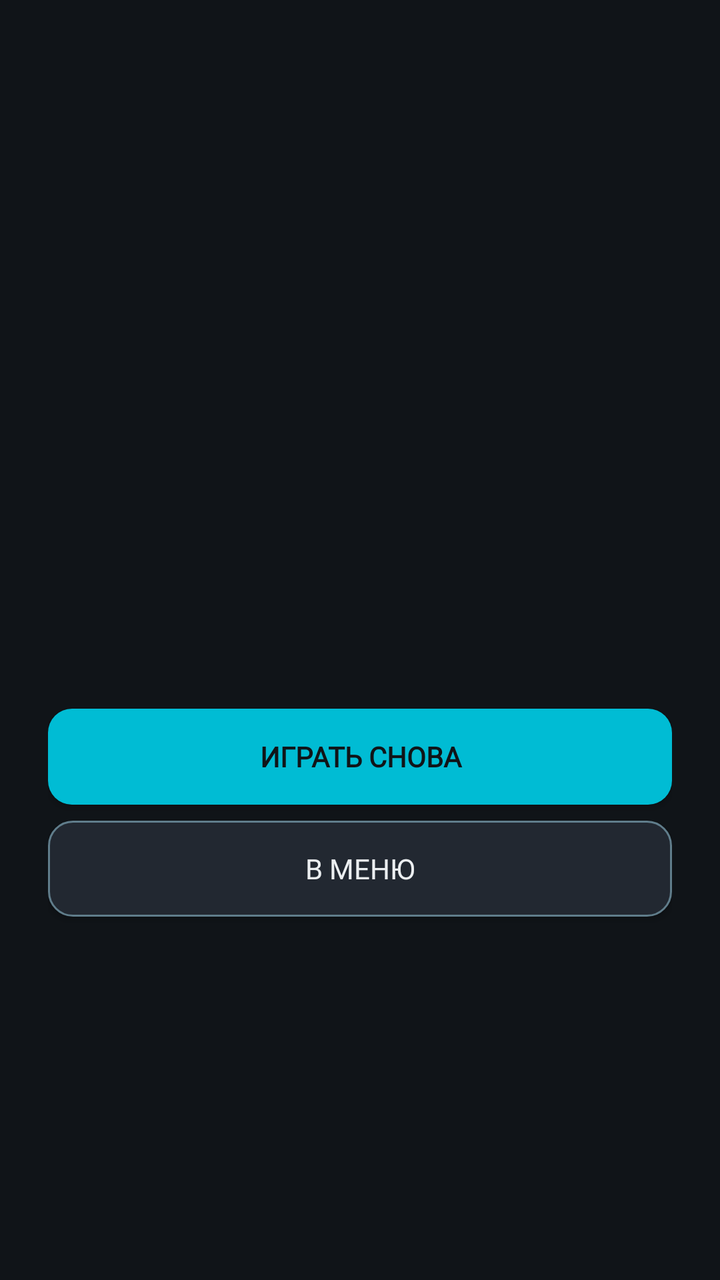
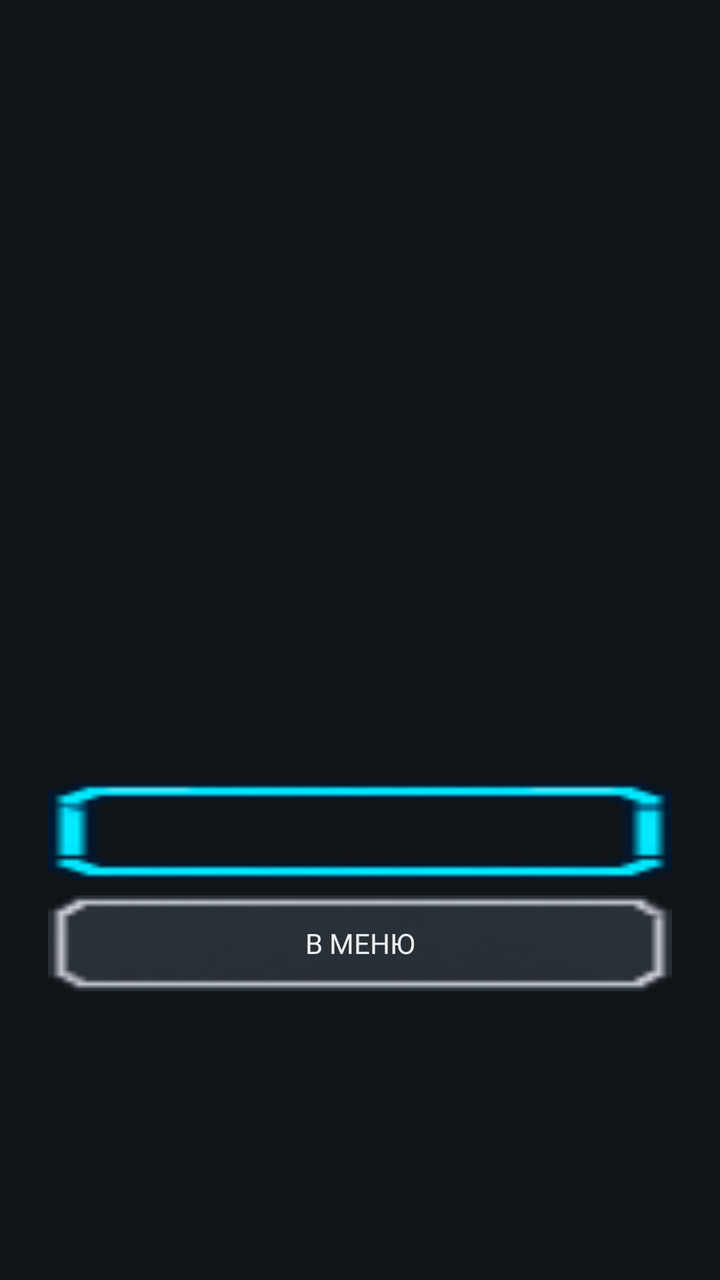

Compare the two renders of this Android layout. The source of the first and the diff that turns it into the second are given below.
<!-- AndroidManifest.xml: application theme Theme.MinesweeperEvolution -->
<!-- res/layout/dialog_game_over.xml -->
<?xml version="1.0" encoding="utf-8"?>
<LinearLayout xmlns:android="http://schemas.android.com/apk/res/android"
    android:layout_width="match_parent"
    android:layout_height="wrap_content"
    android:orientation="vertical"
    android:padding="24dp"
    android:gravity="center">

    <TextView
        android:id="@+id/tvResultIcon"
        android:layout_width="wrap_content"
        android:layout_height="wrap_content"
        android:textSize="64sp" />

    <TextView
        android:id="@+id/tvResultTitle"
        android:layout_width="wrap_content"
        android:layout_height="wrap_content"
        android:fontFamily="@font/press_start_2p"
        android:textColor="@color/text_primary"
        android:textSize="16sp"
        android:maxLines="2"
        android:gravity="center"
        android:layout_marginTop="12dp" />

    <TextView
        android:id="@+id/tvResultDetails"
        android:layout_width="wrap_content"
        android:layout_height="wrap_content"
        android:fontFamily="@font/vt323"
        android:textColor="@color/text_secondary"
        android:textSize="16sp"
        android:layout_marginTop="8dp"
        android:gravity="center" />

    <Button
        android:id="@+id/btnPlayAgain"
        android:layout_width="match_parent"
        android:layout_height="wrap_content"
        android:layout_marginTop="24dp"
        android:background="@drawable/bg_button_primary"
        android:fontFamily="@font/pixelify_sans"
        android:text="@string/play_again"
        android:textColor="@color/bg_dark"
        android:textStyle="bold" />

    <Button
        android:id="@+id/btnToMenu"
        android:layout_width="match_parent"
        android:layout_height="wrap_content"
        android:layout_marginTop="8dp"
        android:background="@drawable/bg_button_secondary"
        android:fontFamily="@font/pixelify_sans"
        android:text="@string/to_menu"
        android:textColor="@color/text_primary" />
</LinearLayout>
<!-- resources referenced by this layout -->
<resources>
  <color name="bg_dark">#FF101418</color>
  <color name="text_primary">#FFECEFF1</color>
  <color name="text_secondary">#FFB0BEC5</color>
  <!-- drawable bg_button_primary (drawable) -->
  <?xml version="1.0" encoding="utf-8"?>
  <selector xmlns:android="http://schemas.android.com/apk/res/android">
      
      <item android:state_pressed="true">
          <shape android:shape="rectangle">
              <solid android:color="@color/accent_2"/>
              <corners android:radius="12dp"/>
          </shape>
      </item>
      
      <item>
          <shape android:shape="rectangle">
              <solid android:color="@color/accent"/>
              <corners android:radius="12dp"/>
          </shape>
      </item>
  </selector>
  <!-- drawable bg_button_secondary (drawable) -->
  <?xml version="1.0" encoding="utf-8"?>
  <selector xmlns:android="http://schemas.android.com/apk/res/android">
      
      <item android:state_selected="true">
          <shape android:shape="rectangle">
              <solid android:color="@color/accent"/>
              <corners android:radius="12dp"/>
              <stroke android:width="1dp" android:color="@color/accent_2"/>
          </shape>
      </item>
      
      <item android:state_pressed="true">
          <shape android:shape="rectangle">
              <solid android:color="@color/bg_panel_alt"/>
              <corners android:radius="12dp"/>
              <stroke android:width="2dp" android:color="@color/accent"/>
          </shape>
      </item>
      
      <item>
          <shape android:shape="rectangle">
              <solid android:color="@color/bg_panel_alt"/>
              <corners android:radius="12dp"/>
              <stroke android:width="1dp" android:color="@color/text_dim"/>
          </shape>
      </item>
  </selector>
  <string name="play_again">Играть снова</string>
  <string name="to_menu">В меню</string>
  <style name="Theme.MinesweeperEvolution" parent="Theme.AppCompat.NoActionBar">
          <item name="colorPrimary">@color/accent</item>
          <item name="colorPrimaryDark">@color/accent_2</item>
          <item name="colorAccent">@color/accent</item>
          <item name="android:windowBackground">@color/bg_dark</item>
          <item name="android:textColorPrimary">@color/text_primary</item>
          <item name="android:textColorSecondary">@color/text_secondary</item>
          <item name="android:statusBarColor" tools:targetApi="l">@color/bg_dark</item>
          
          <item name="android:alertDialogTheme">@style/Theme.MinesweeperDialog</item>
          <item name="alertDialogTheme">@style/Theme.MinesweeperDialog</item>
      </style>
  <color name="accent_2">#FF26C6DA</color>
  <color name="accent">#FF00BCD4</color>
  <color name="bg_panel_alt">#FF222831</color>
  <color name="text_dim">#FF607D8B</color>
  <style name="Theme.MinesweeperDialog" parent="Theme.AppCompat.Dialog.Alert">
          <item name="android:windowBackground">@color/bg_panel</item>
          <item name="android:textColorPrimary">@color/text_primary</item>
          <item name="android:textColorSecondary">@color/text_secondary</item>
          <item name="colorAccent">@color/accent</item>
          <item name="android:buttonBarButtonStyle">@style/Widget.DialogButton</item>
      </style>
  <color name="bg_panel">#FF1A1F26</color>
  <style name="Widget.DialogButton" parent="Widget.AppCompat.Button.ButtonBar.AlertDialog">
          <item name="android:textColor">@color/accent</item>
      </style>
</resources>

<!-- the commit's change to res/layout/dialog_game_over.xml (unified diff, before → after) -->
@@ -6,11 +6,12 @@
     android:padding="24dp"
     android:gravity="center">
 
-    <TextView
-        android:id="@+id/tvResultIcon"
-        android:layout_width="wrap_content"
-        android:layout_height="wrap_content"
-        android:textSize="64sp" />
+    <ImageView
+        android:id="@+id/ivMascot"
+        android:layout_width="120dp"
+        android:layout_height="160dp"
+        android:layout_gravity="center"
+        android:scaleType="fitCenter" />
 
     <TextView
         android:id="@+id/tvResultTitle"
@@ -38,7 +39,7 @@
         android:layout_width="match_parent"
         android:layout_height="wrap_content"
         android:layout_marginTop="24dp"
-        android:background="@drawable/bg_button_primary"
+        android:background="@drawable/ui_button_active"
         android:fontFamily="@font/pixelify_sans"
         android:text="@string/play_again"
         android:textColor="@color/bg_dark"
@@ -49,7 +50,7 @@
         android:layout_width="match_parent"
         android:layout_height="wrap_content"
         android:layout_marginTop="8dp"
-        android:background="@drawable/bg_button_secondary"
+        android:background="@drawable/ui_button_normal"
         android:fontFamily="@font/pixelify_sans"
         android:text="@string/to_menu"
         android:textColor="@color/text_primary" />
<!-- resource entries referenced after the edit -->
@@ -3,52 +3,8 @@
   <color name="bg_dark">#FF101418</color>
   <color name="text_primary">#FFECEFF1</color>
   <color name="text_secondary">#FFB0BEC5</color>
-  <!-- drawable bg_button_primary (drawable) -->
-  <?xml version="1.0" encoding="utf-8"?>
-  <selector xmlns:android="http://schemas.android.com/apk/res/android">
-      
-      <item android:state_pressed="true">
-          <shape android:shape="rectangle">
-              <solid android:color="@color/accent_2"/>
-              <corners android:radius="12dp"/>
-          </shape>
-      </item>
-      
-      <item>
-          <shape android:shape="rectangle">
-              <solid android:color="@color/accent"/>
-              <corners android:radius="12dp"/>
-          </shape>
-      </item>
-  </selector>
-  <!-- drawable bg_button_secondary (drawable) -->
-  <?xml version="1.0" encoding="utf-8"?>
-  <selector xmlns:android="http://schemas.android.com/apk/res/android">
-      
-      <item android:state_selected="true">
-          <shape android:shape="rectangle">
-              <solid android:color="@color/accent"/>
-              <corners android:radius="12dp"/>
-              <stroke android:width="1dp" android:color="@color/accent_2"/>
-          </shape>
-      </item>
-      
-      <item android:state_pressed="true">
-          <shape android:shape="rectangle">
-              <solid android:color="@color/bg_panel_alt"/>
-              <corners android:radius="12dp"/>
-              <stroke android:width="2dp" android:color="@color/accent"/>
-          </shape>
-      </item>
-      
-      <item>
-          <shape android:shape="rectangle">
-              <solid android:color="@color/bg_panel_alt"/>
-              <corners android:radius="12dp"/>
-              <stroke android:width="1dp" android:color="@color/text_dim"/>
-          </shape>
-      </item>
-  </selector>
+  <!-- drawable ui_button_active: png bitmap (drawable, 845 bytes) -->
+  <!-- drawable ui_button_normal: png bitmap (drawable, 1182 bytes) -->
   <string name="play_again">Играть снова</string>
   <string name="to_menu">В меню</string>
   <style name="Theme.MinesweeperEvolution" parent="Theme.AppCompat.NoActionBar">
@@ -65,8 +21,6 @@
       </style>
   <color name="accent_2">#FF26C6DA</color>
   <color name="accent">#FF00BCD4</color>
-  <color name="bg_panel_alt">#FF222831</color>
-  <color name="text_dim">#FF607D8B</color>
   <style name="Theme.MinesweeperDialog" parent="Theme.AppCompat.Dialog.Alert">
           <item name="android:windowBackground">@color/bg_panel</item>
           <item name="android:textColorPrimary">@color/text_primary</item>
